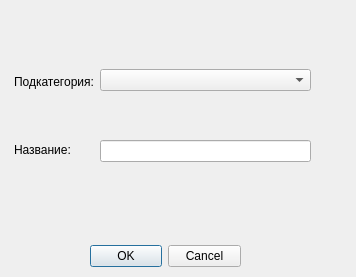
First picture: the form in styles/change_sub_cat_name.ui, repository NickBogat/appNote, before the edit.
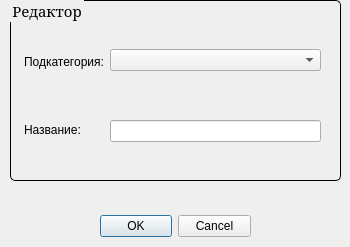
Second picture: the form after the edit.

Patch:
```diff
--- a/styles/change_sub_cat_name.ui
+++ b/styles/change_sub_cat_name.ui
@@ -6,8 +6,8 @@
    <rect>
     <x>0</x>
     <y>0</y>
-    <width>356</width>
-    <height>277</height>
+    <width>350</width>
+    <height>247</height>
    </rect>
   </property>
   <property name="windowTitle">
@@ -16,8 +16,8 @@
   <widget class="QDialogButtonBox" name="buttonBox">
    <property name="geometry">
     <rect>
-     <x>90</x>
-     <y>240</y>
+     <x>100</x>
+     <y>210</y>
      <width>151</width>
      <height>32</height>
     </rect>
@@ -29,11 +29,63 @@
     <set>QDialogButtonBox::Cancel|QDialogButtonBox::Ok</set>
    </property>
   </widget>
+  <widget class="QGroupBox" name="groupBox">
+   <property name="geometry">
+    <rect>
+     <x>10</x>
+     <y>0</y>
+     <width>331</width>
+     <height>181</height>
+    </rect>
+   </property>
+   <property name="font">
+    <font>
+     <family>MS Serif</family>
+     <pointsize>11</pointsize>
+    </font>
+   </property>
+   <property name="styleSheet">
+    <string notr="true">QGroupBox {
+margin-top: 2ex;
+}
+QGroupBox:enabled {
+border: 1px solid black;
+border-radius: 5px;
+}
+QGroupBox::title {
+subcontrol-origin: margin;
+ left: 3ex;
+}</string>
+   </property>
+   <property name="title">
+    <string>Редактор</string>
+   </property>
+   <widget class="QWidget" name="verticalLayoutWidget_2">
+    <property name="geometry">
+     <rect>
+      <x>100</x>
+      <y>30</y>
+      <width>211</width>
+      <height>131</height>
+     </rect>
+    </property>
+    <layout class="QVBoxLayout" name="verticalLayout_2">
+     <property name="spacing">
+      <number>30</number>
+     </property>
+     <item>
+      <widget class="QComboBox" name="catBox"/>
+     </item>
+     <item>
+      <widget class="QLineEdit" name="nameEdit"/>
+     </item>
+    </layout>
+   </widget>
   <widget class="QWidget" name="verticalLayoutWidget">
    <property name="geometry">
     <rect>
      <x>14</x>
-     <y>50</y>
+      <y>30</y>
      <width>81</width>
      <height>131</height>
     </rect>
@@ -55,26 +107,6 @@
     </item>
    </layout>
   </widget>
-  <widget class="QWidget" name="verticalLayoutWidget_2">
-   <property name="geometry">
-    <rect>
-     <x>100</x>
-     <y>50</y>
-     <width>211</width>
-     <height>131</height>
-    </rect>
-   </property>
-   <layout class="QVBoxLayout" name="verticalLayout_2">
-    <property name="spacing">
-     <number>30</number>
-    </property>
-    <item>
-     <widget class="QComboBox" name="catBox"/>
-    </item>
-    <item>
-     <widget class="QLineEdit" name="nameEdit"/>
-    </item>
-   </layout>
   </widget>
  </widget>
  <resources/>
```
Lines whose indentation alone changed are shown as unchanged.
